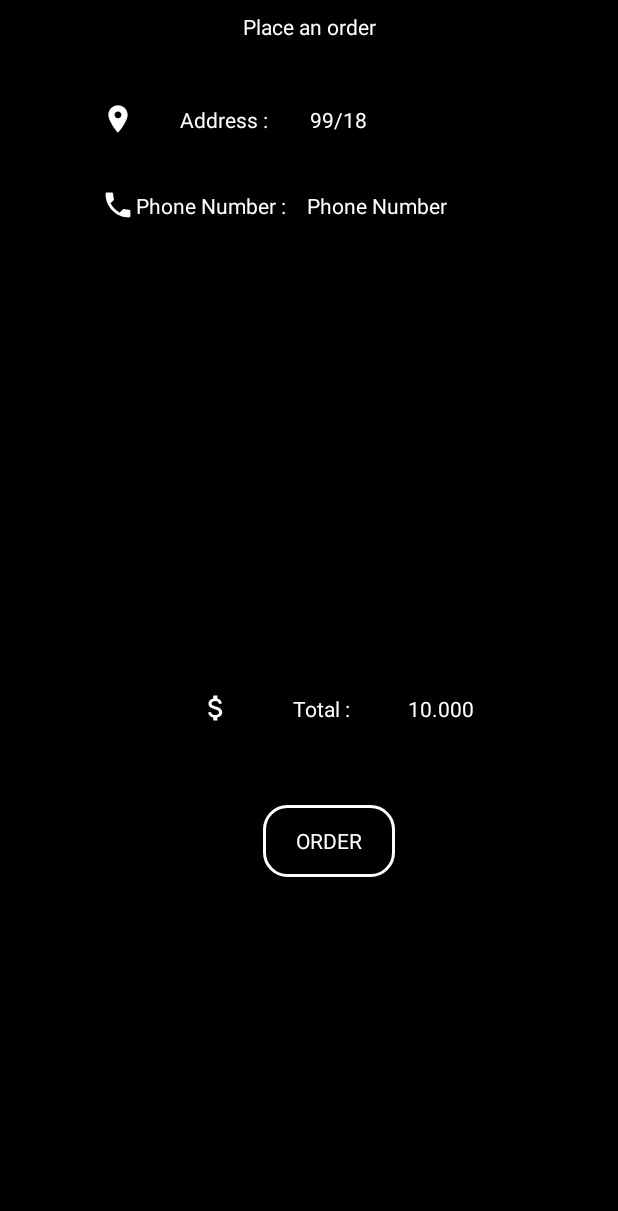
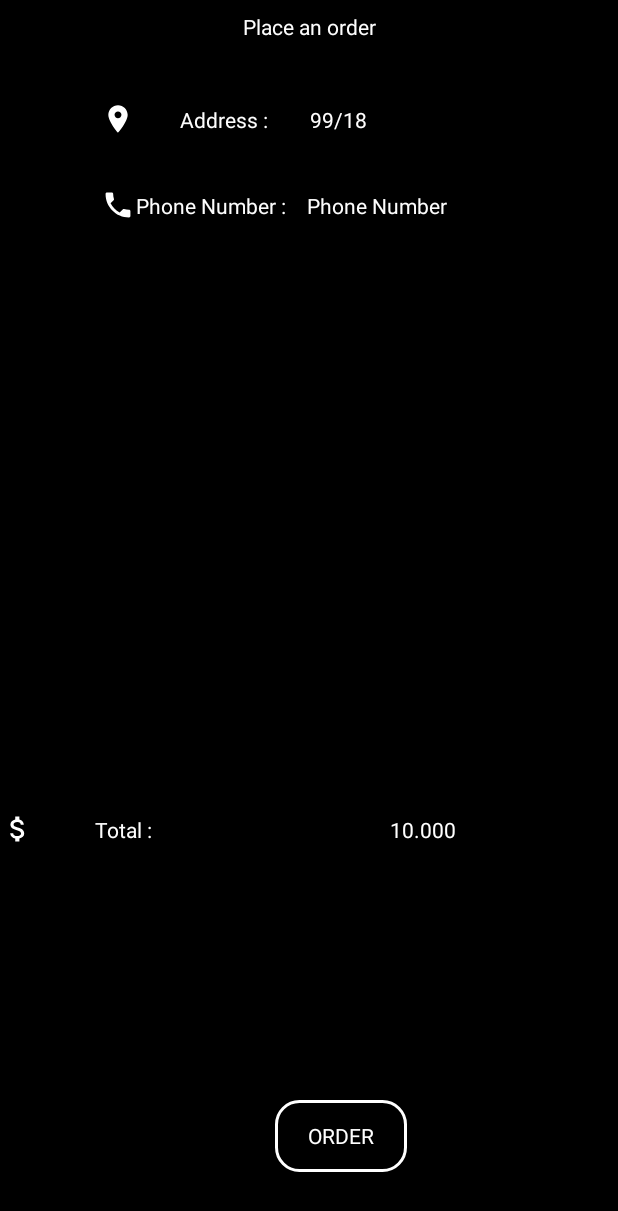
Before and after one commit to bluestara/do-an-di-dong_final, an Android app: the layout activity_client.xml on its own in the app's theme, with its tools: preview values and no code run, on a phone screen of 412 x 824 dp. Shown: the top 1211 px of the screen. Run offline under Robolectric (Android 15) with nearby library versions, the phone set to English and light mode, and no system bars; Roboto replaces fonts that are not available here.

Commit message:
Small adjustment

```diff
--- a/app/src/main/java/com/example/nomorepleze/BagActivity.java
+++ b/app/src/main/java/com/example/nomorepleze/BagActivity.java
@@ -45,6 +45,8 @@ public class BagActivity extends AppCompatActivity {
                 for (DataSnapshot snapshot : dataSnapshot.getChildren())
                 {
                     item temp  = snapshot.getValue(item.class);
+                    String test  = snapshot.child("mImageURL").getValue(String.class);
+                    temp.mImageURI = test;
                     mBagList.add(temp);
                 }
             }
@@ -59,7 +61,7 @@ public class BagActivity extends AppCompatActivity {
 
 
     public void buildRecyclerView(){
-        mRecyclerView_bag = findViewById(R.id.recyclerView);
+        mRecyclerView_bag = findViewById(R.id.recyclerView_item_order);
         mRecyclerView_bag.setHasFixedSize(true);
         mLayoutManager_bag = new LinearLayoutManager(this);
         mAdapter = new Adapter(mBagList);
--- a/app/src/main/java/com/example/nomorepleze/HatActivity.java
+++ b/app/src/main/java/com/example/nomorepleze/HatActivity.java
@@ -45,6 +45,8 @@ public class HatActivity extends AppCompatActivity {
                 for (DataSnapshot snapshot : dataSnapshot.getChildren())
                 {
                     item temp  = snapshot.getValue(item.class);
+                    String test  = snapshot.child("mImageURL").getValue(String.class);
+                    temp.mImageURI = test;
                     mHatList.add(temp);
                 }
             }
@@ -59,7 +61,7 @@ public class HatActivity extends AppCompatActivity {
 
 
     public void buildRecyclerView(){
-        mRecyclerView = findViewById(R.id.recyclerView);
+        mRecyclerView = findViewById(R.id.recyclerView_item_order);
         mRecyclerView.setHasFixedSize(true);
         mLayoutManager = new LinearLayoutManager(this);
         mAdapter = new Adapter(mHatList);
--- a/app/src/main/java/com/example/nomorepleze/ShirtActivity.java
+++ b/app/src/main/java/com/example/nomorepleze/ShirtActivity.java
@@ -67,7 +67,7 @@ public class ShirtActivity extends AppCompatActivity {
 
 
     public void buildRecyclerView(){
-        mRecyclerView_shirt = findViewById(R.id.recyclerView);
+        mRecyclerView_shirt = findViewById(R.id.recyclerView_item_order);
         mRecyclerView_shirt.setHasFixedSize(true);
         mLayoutManager_shirt = new LinearLayoutManager(this);
         mAdapter = new Adapter(mShirtList);
--- a/app/src/main/java/com/example/nomorepleze/ShoeActivity.java
+++ b/app/src/main/java/com/example/nomorepleze/ShoeActivity.java
@@ -45,6 +45,8 @@ public class ShoeActivity extends AppCompatActivity {
                 for (DataSnapshot snapshot : dataSnapshot.getChildren())
                 {
                     item temp  = snapshot.getValue(item.class);
+                    String test  = snapshot.child("mImageURL").getValue(String.class);
+                    temp.mImageURI = test;
                     mShoeList.add(temp);
                 }
             }
@@ -59,7 +61,7 @@ public class ShoeActivity extends AppCompatActivity {
 
 
     public void buildRecyclerView(){
-        mRecyclerView_shoe = findViewById(R.id.recyclerView);
+        mRecyclerView_shoe = findViewById(R.id.recyclerView_item_order);
         mRecyclerView_shoe.setHasFixedSize(true);
         mLayoutManager_shoe = new LinearLayoutManager(this);
         mAdapter = new Adapter(mShoeList);
--- a/app/src/main/java/com/example/nomorepleze/TrousersActivity.java
+++ b/app/src/main/java/com/example/nomorepleze/TrousersActivity.java
@@ -45,6 +45,8 @@ public class TrousersActivity extends AppCompatActivity {
                 for (DataSnapshot snapshot : dataSnapshot.getChildren())
                 {
                     item temp  = snapshot.getValue(item.class);
+                    String test  = snapshot.child("mImageURL").getValue(String.class);
+                    temp.mImageURI = test;
                     mTrousersList.add(temp);
                 }
             }
@@ -59,7 +61,7 @@ public class TrousersActivity extends AppCompatActivity {
 
 
     public void buildRecyclerView(){
-        mRecyclerView_trousers = findViewById(R.id.recyclerView);
+        mRecyclerView_trousers = findViewById(R.id.recyclerView_item_order);
         mRecyclerView_trousers.setHasFixedSize(true);
         mLayoutManager_trousers = new LinearLayoutManager(this);
         mAdapter = new Adapter(mTrousersList);
--- a/app/src/main/res/layout/activity_client.xml
+++ b/app/src/main/res/layout/activity_client.xml
@@ -30,7 +30,7 @@
             android:textColor="#FDFDFD" />
 
         <TextView
-            android:id="@+id/phone_signup"
+            android:id="@+id/edit_text_order_phone"
             android:layout_width="140dp"
             android:layout_height="50dp"
             android:text="Phone Number"
@@ -52,13 +52,14 @@
         app:layout_constraintTop_toTopOf="parent" />
 
     <androidx.recyclerview.widget.RecyclerView
-        android:id="@+id/recyclerView"
+        android:id="@+id/recyclerView_item_order"
         android:layout_width="0dp"
-        android:layout_height="191dp"
+        android:layout_height="200dp"
         android:layout_marginTop="132dp"
         android:background="#000000"
         android:padding="4dp"
         android:scrollbars="vertical"
+        app:layout_constraintBottom_toTopOf="@+id/linearLayout4"
         app:layout_constraintEnd_toEndOf="parent"
         app:layout_constraintHorizontal_bias="1.0"
         app:layout_constraintStart_toStartOf="parent"
@@ -91,7 +92,7 @@
             app:layout_constraintVertical_bias="0.0" />
 
         <TextView
-            android:id="@+id/name_signup"
+            android:id="@+id/edit_text_order_address"
             android:layout_width="140dp"
             android:layout_height="50dp"
             android:inputType="textPersonName"
@@ -103,20 +104,21 @@
 
     <LinearLayout
         android:id="@+id/linearLayout4"
-        android:layout_width="wrap_content"
+        android:layout_width="match_parent"
         android:layout_height="wrap_content"
         android:orientation="horizontal"
-        app:layout_constraintBottom_toBottomOf="parent"
+        app:layout_constraintBottom_toTopOf="@+id/button_order"
         app:layout_constraintEnd_toEndOf="parent"
-        app:layout_constraintHorizontal_bias="1.0"
+        app:layout_constraintHorizontal_bias="0.454"
         app:layout_constraintStart_toStartOf="parent"
         app:layout_constraintTop_toTopOf="parent"
-        app:layout_constraintVertical_bias="0.578">
+        app:layout_constraintVertical_bias="0.773">
 
         <TextView
             android:id="@+id/textView4"
             android:layout_width="140dp"
             android:layout_height="50dp"
+            android:layout_marginRight="120dp"
             android:drawableLeft="@drawable/ic_stat_tien"
             android:fontFamily="@font/berkshire_swash"
             android:gravity="center"
@@ -124,7 +126,7 @@
             android:textColor="#FDFDFD" />
 
         <TextView
-            android:id="@+id/email_signup"
+            android:id="@+id/text_view_total_money"
             android:layout_width="140dp"
             android:layout_height="50dp"
             android:inputType="textEmailAddress"
@@ -134,7 +136,7 @@
     </LinearLayout>
 
     <Button
-        android:id="@+id/signup_signup"
+        android:id="@+id/button_order"
         android:layout_width="wrap_content"
         android:layout_height="wrap_content"
         android:background="@drawable/bg_button_white"
@@ -143,8 +145,8 @@
         android:textColor="#ffffff"
         app:layout_constraintBottom_toBottomOf="parent"
         app:layout_constraintEnd_toEndOf="parent"
-        app:layout_constraintHorizontal_bias="0.541"
+        app:layout_constraintHorizontal_bias="0.566"
         app:layout_constraintStart_toStartOf="parent"
         app:layout_constraintTop_toTopOf="parent"
-        app:layout_constraintVertical_bias="0.692" />
+        app:layout_constraintVertical_bias="0.945" />
 </androidx.constraintlayout.widget.ConstraintLayout>
--- a/app/src/main/res/layout/recycleview_activity.xml
+++ b/app/src/main/res/layout/recycleview_activity.xml
@@ -6,7 +6,7 @@
     android:layout_height="match_parent"
     tools:context=".HatActivity">
     <androidx.recyclerview.widget.RecyclerView
-        android:id="@+id/recyclerView"
+        android:id="@+id/recyclerView_item_order"
         android:layout_width="match_parent"
         android:layout_height="match_parent"
         android:padding="4dp"
```
Also changed, not shown: app/src/main/java/com/example/nomorepleze/CreateActivity.java (+16 -2 lines), app/src/main/java/com/example/nomorepleze/OrderActivity.java (added, +70 -0 lines), app/src/main/java/com/example/nomorepleze/OrderAdapter.java (added, +59 -0 lines), app/src/main/java/com/example/nomorepleze/SignUpActivity.java (+4 -8 lines), app/src/main/java/com/example/nomorepleze/order_DTO.java (added, +12 -0 lines), app/src/main/res/layout/activity_account.xml (+4 -4 lines), app/src/main/res/layout/activity_admin.xml (+6 -6 lines), app/src/main/res/layout/activity_create.xml (+7 -8 lines), app/src/main/res/layout/signup_activity.xml (+8 -8 lines), app/src/main/res/drawable/cart.png (added), 1 other file.
